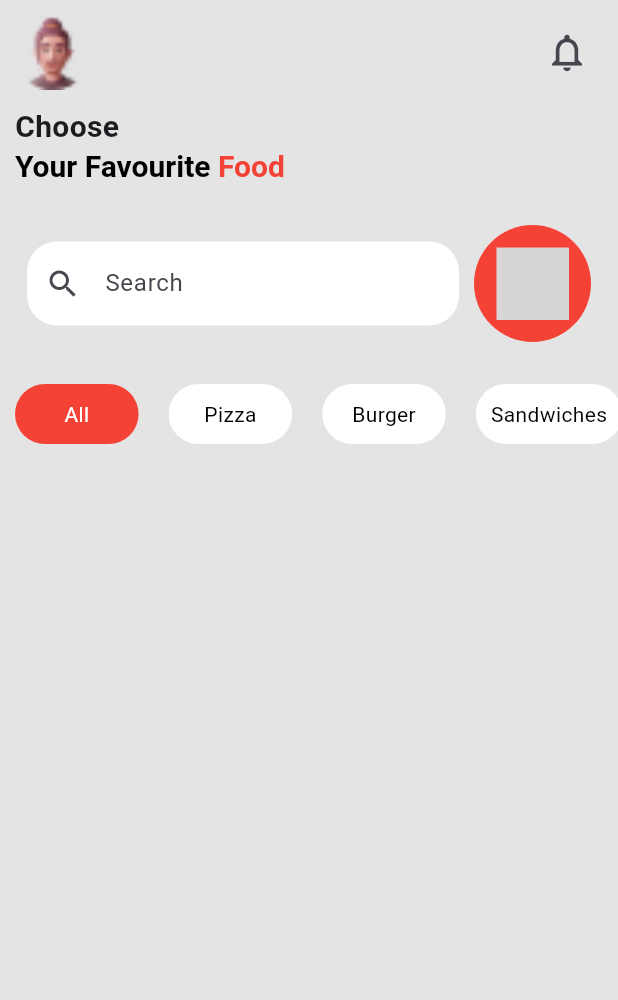
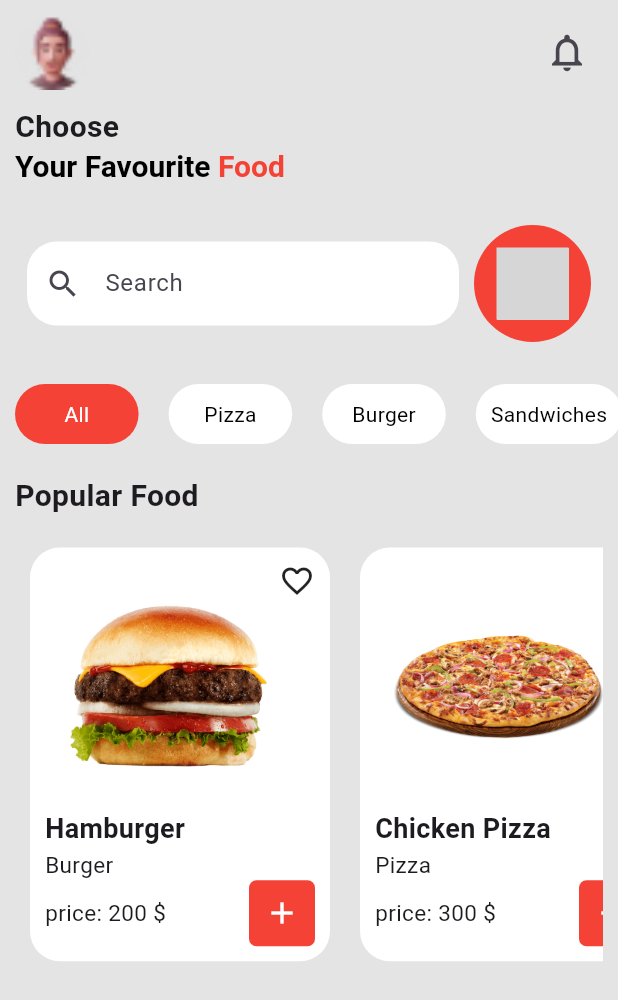
Before and after one commit to ibnRizk/snacksy, a Flutter app: the screen it shows after launch, on a phone screen of 412 x 824 dp. Shown: the top 1000 px of the screen. Run offline on Flutter 3.47's test engine with Material 3 defaults, Android fonts, the phone set to English and light mode, and no system bars; our stand-ins replace flutter_svg; grey boxes are pictures that could not be loaded.

Commit message:
finish popular section

```diff
--- a/lib/home.dart
+++ b/lib/home.dart
@@ -4,6 +4,7 @@ import 'package:snacksy/widgets/app_header.dart';
 import 'package:snacksy/widgets/search_area.dart';
 
 import 'widgets/categories_part.dart';
+import 'widgets/popular_section.dart';
 
 class Home extends StatelessWidget {
   const Home({super.key});
@@ -21,6 +22,7 @@ class Home extends StatelessWidget {
               AppHeader(),
               SearchArea(),
               CategoriesPart(),
+              PopularSection(),
             ],
           ),
         ),
--- /dev/null
+++ b/lib/widgets/popular_section.dart
@@ -0,0 +1,144 @@
+import 'package:flutter/material.dart';
+
+import '../constant.dart';
+
+class PopularSection extends StatelessWidget {
+  const PopularSection({super.key});
+
+  @override
+  Widget build(BuildContext context) {
+    return Padding(
+      padding: EdgeInsets.all(10),
+      child: Column(
+        crossAxisAlignment: CrossAxisAlignment.start,
+        children: [
+          Text(
+            'Popular Food',
+            style: TextStyle(
+              fontSize: 20,
+              fontWeight: FontWeight.bold,
+            ),
+          ),
+          SizedBox(height: 10),
+          SingleChildScrollView(
+            scrollDirection: Axis.horizontal,
+            child: Row(
+              children: popular
+                  .map(
+                    (e) => InkWell(
+                      onTap: () {},
+                      child: Container(
+                        alignment: Alignment.center,
+                        padding: EdgeInsets.all(10),
+                        width: 200,
+                        margin: EdgeInsets.all(10),
+                        decoration: BoxDecoration(
+                          color: Colors.white,
+                          borderRadius:
+                              BorderRadius.circular(20),
+                        ),
+                        child: Column(
+                          crossAxisAlignment:
+                              CrossAxisAlignment.start,
+                          children: [
+                            SizedBox(
+                              width: 200,
+                              child: Stack(
+                                children: [
+                                  Image.asset(
+                                    imagePath + e['image'],
+                                    width:
+                                        width(context) * .4,
+                                    height:
+                                        height(context) *
+                                        .2,
+                                  ),
+                                  Positioned(
+                                    right: 0,
+                                    child: Icon(
+                                      Icons
+                                          .favorite_outline,
+                                    ),
+                                  ),
+                                ],
+                              ),
+                            ),
+                            Text(
+                              e['name'],
+                              style: TextStyle(
+                                fontSize: 18,
+                                fontWeight: FontWeight.bold,
+                              ),
+                            ),
+                            Text(
+                              e['cat'],
+                              style: TextStyle(
+                                fontSize: 15,
+                                // fontWeight: FontWeight.bold
+                              ),
+                            ),
+                            Row(
+                              mainAxisAlignment:
+                                  MainAxisAlignment
+                                      .spaceBetween,
+                              children: [
+                                Text(
+                                  'price: ${e['price']} \$',
+                                  // "price: "+e['price']+"\$",
+                                  style: TextStyle(
+                                    fontSize: 15,
+                                    // fontWeight: FontWeight.bold
+                                  ),
+                                ),
+                                Container(
+                                  padding: EdgeInsets.all(
+                                    10,
+                                  ),
+                                  decoration: BoxDecoration(
+                                    color: Colors.red,
+                                    borderRadius:
+                                        BorderRadius.circular(
+                                          5,
+                                        ),
+                                  ),
+                                  child: Icon(
+                                    Icons.add,
+                                    color: Colors.white,
+                                  ),
+                                ),
+                              ],
+                            ),
+                          ],
+                        ),
+                      ),
+                    ),
+                  )
+                  .toList(),
+            ),
+          ),
+        ],
+      ),
+    );
+  }
+}
+
+List popular = [
+  {
+    "image": "burger.png",
+    "name": "Hamburger",
+    "cat": "Burger",
+    "price": "200",
+  },
+  {
+    "image": "pizza.png",
+    "name": "Chicken Pizza",
+    "cat": "Pizza",
+    "price": "300",
+  },
+  {
+    "image": "sandwich.png",
+    "name": "Cheese Sandwich",
+    "cat": "Sandwich",
+    "price": "100",
+  },
+];
--- a/pubspec.yaml
+++ b/pubspec.yaml
@@ -60,8 +60,9 @@ flutter:
 
   # To add assets to your application, add an assets section, like this:
   assets:
-    - assets/person.png
-    - assets/filter-svgrepo-com.svg
+    - assets/
+    # - assets/person.png
+    # - assets/filter-svgrepo-com.svg
 
   # An image asset can refer to one or more resolution-specific "variants", see
   # https://flutter.dev/to/resolution-aware-images
```
